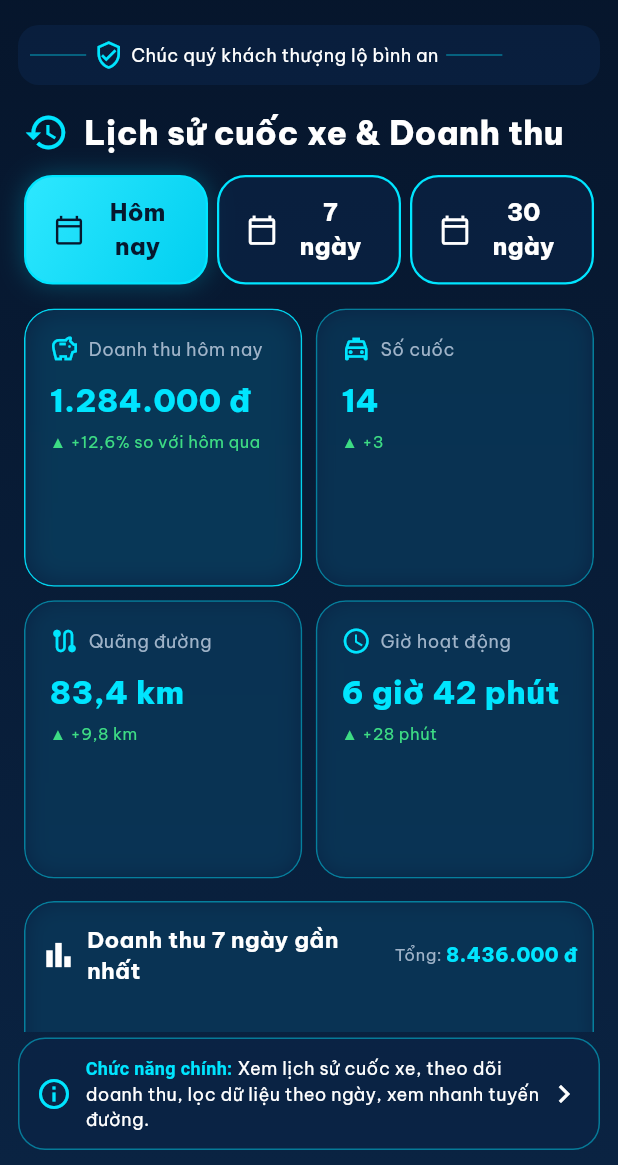
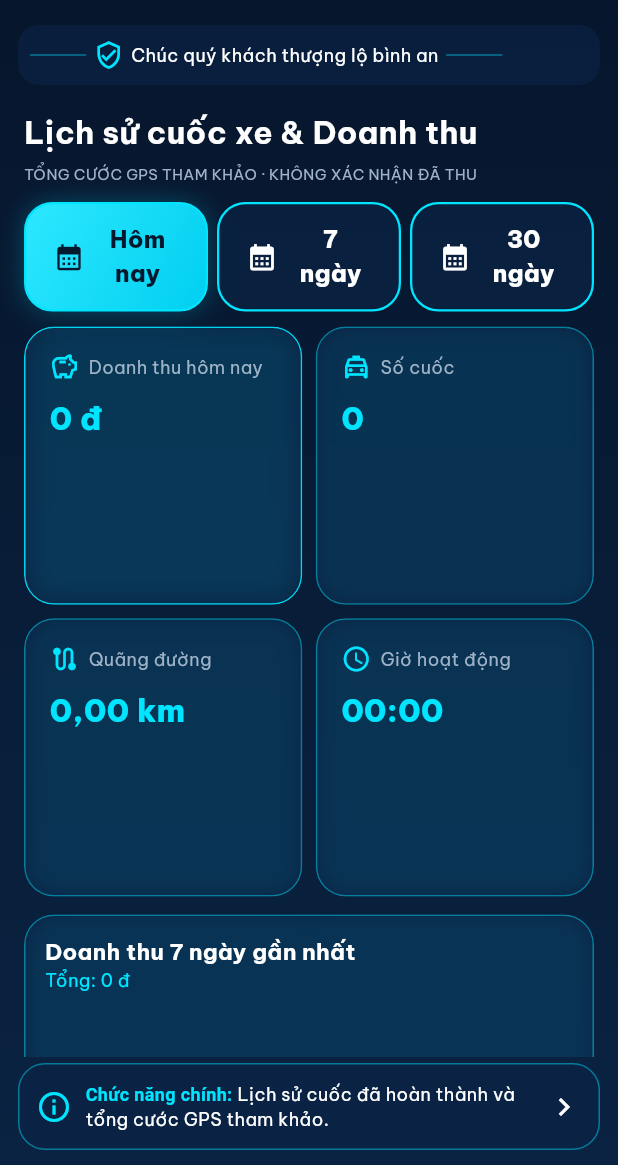
Before and after one commit to ThanhTaxiXanh/Bot-Taximeter-Pro, a Flutter app: the HistoryPage screen opened by its route, on a phone screen of 412 x 824 dp, the part 71-1236 px from its top. Run offline on Flutter 3.47's test engine with Material 3 defaults, Android fonts, the phone set to English and light mode, and no system bars; drawn by our look-alikes of fl_chart; our stand-ins replace flutter_riverpod, geolocator, go_router, google_fonts, google_maps_flutter, permission_handler and 4 more; accounts and stored records are empty.

Commit message:
feat(step13): persist completed GPS trips and real local history

```diff
--- a/lib/core/router/app_router.dart
+++ b/lib/core/router/app_router.dart
@@ -1,5 +1,6 @@
 import 'package:go_router/go_router.dart';
 import '../../features/trip/trip_controller.dart';
+import '../../features/history/data/completed_trip_store.dart';
 
 import '../../features/map_tracking/presentation/home_page.dart';
 import '../../features/map_tracking/presentation/search_page.dart';
@@ -19,7 +20,9 @@ abstract final class AppRouter {
   static const String receipt = '/receipt';
   static const String settings = '/settings';
 
-  static GoRouter createRouter({TripController? tripController}) => GoRouter(
+  static GoRouter createRouter({
+    TripController? tripController, CompletedTripStore? completedStore,
+  }) => GoRouter(
     initialLocation: home,
     routes: <RouteBase>[
       GoRoute(path: home, builder: (_, _) => const HomePage()),
@@ -41,7 +44,8 @@ abstract final class AppRouter {
       ),
       GoRoute(path: trip, builder: (_, _) =>
           TripPage(controller: tripController)),
-      GoRoute(path: history, builder: (_, _) => const HistoryPage()),
+      GoRoute(path: history, builder: (_, _) =>
+          HistoryPage(store: completedStore)),
       GoRoute(
         path: receipt,
         builder: (_, state) {
--- /dev/null
+++ b/lib/features/history/data/completed_trip.dart
@@ -0,0 +1,101 @@
+import '../../fare_meter/fare_calculator.dart';
+
+/// Dữ liệu cước GPS tham khảo của một chuyến đã hoàn thành.
+class CompletedTrip {
+  const CompletedTrip({
+    required this.id, required this.startedAt, required this.finishedAt,
+    required this.fareVnd, required this.distanceMeters,
+    required this.elapsedSeconds, required this.waitingSeconds,
+    required this.waitFeeVnd, required this.tollVnd,
+  });
+
+  final String id;
+  final DateTime startedAt, finishedAt;
+  final int fareVnd, elapsedSeconds, waitingSeconds, waitFeeVnd, tollVnd;
+  final double distanceMeters;
+
+  Map<String, Object> toMap() => <String, Object>{
+    'id': id,
+    'started_at': startedAt.millisecondsSinceEpoch,
+    'finished_at': finishedAt.millisecondsSinceEpoch,
+    'fare_vnd': fareVnd,
+    'distance_meters': distanceMeters,
+    'elapsed_seconds': elapsedSeconds,
+    'waiting_seconds': waitingSeconds,
+    'wait_fee_vnd': waitFeeVnd,
+    'toll_vnd': tollVnd,
+  };
+
+  factory CompletedTrip.fromMap(Map<String, Object?> data) => CompletedTrip(
+    id: data['id'] as String,
+    startedAt: DateTime.fromMillisecondsSinceEpoch(
+      (data['started_at'] as num).toInt()),
+    finishedAt: DateTime.fromMillisecondsSinceEpoch(
+      (data['finished_at'] as num).toInt()),
+    fareVnd: (data['fare_vnd'] as num).toInt(),
+    distanceMeters: (data['distance_meters'] as num).toDouble(),
+    elapsedSeconds: (data['elapsed_seconds'] as num).toInt(),
+    waitingSeconds: (data['waiting_seconds'] as num).toInt(),
+    waitFeeVnd: (data['wait_fee_vnd'] as num).toInt(),
+    tollVnd: (data['toll_vnd'] as num).toInt(),
+  );
+
+  String get duration => formatDuration(elapsedSeconds);
+
+  /// Không tự suy đoán địa chỉ hoặc trạng thái đã nhận tiền.
+  Map<String, String> get receiptSnapshot => <String, String>{
+    'id': id,
+    'fare': formatVnd(fareVnd),
+    'distance': formatKm(distanceMeters / 1000),
+    'duration': formatDuration(elapsedSeconds),
+    'waiting': formatDuration(waitingSeconds),
+    'waitFee': formatVnd(waitFeeVnd) + ' (trước làm tròn tổng)',
+    'toll': formatVnd(tollVnd),
+    'started': formatDateTime(startedAt),
+    'finished': formatDateTime(finishedAt),
+    'isRecorded': 'true',
+  };
+}
+
+String formatDuration(int seconds) {
+  final mins = seconds ~/ 60;
+  final hours = mins ~/ 60;
+  final rest = mins % 60;
+  final sec = seconds % 60;
+  return hours > 0
+      ? '${hours.toString().padLeft(2, '0')}:${rest.toString().padLeft(2, '0')}:${sec.toString().padLeft(2, '0')}'
+      : '${mins.toString().padLeft(2, '0')}:${sec.toString().padLeft(2, '0')}';
+}
+
+String formatDateTime(DateTime time) {
+  final local = time.toLocal();
+  String two(int value) => value.toString().padLeft(2, '0');
+  return '${two(local.hour)}:${two(local.minute)} - '
+      '${two(local.day)}/${two(local.month)}/${local.year}';
+}
+
+/// Bộ lọc theo ngày hoàn thành chuyến, dựa trên giờ địa phương.
+DateTime startOfPeriod(DateTime now, int days) {
+  final local = now.toLocal();
+  return DateTime(local.year, local.month, local.day)
+      .subtract(Duration(days: days - 1));
+}
+
+class RevenueStats {
+  const RevenueStats(this.count, this.totalFare, this.totalMeters,
+      this.totalSeconds);
+  final int count, totalFare, totalSeconds;
+  final double totalMeters;
+
+  static RevenueStats fromTrips(Iterable<CompletedTrip> trips) {
+    var count = 0, fare = 0, seconds = 0;
+    var meters = 0.0;
+    for (final trip in trips) {
+      count++;
+      fare += trip.fareVnd;
+      meters += trip.distanceMeters;
+      seconds += trip.elapsedSeconds;
+    }
+    return RevenueStats(count, fare, meters, seconds);
+  }
+}
--- /dev/null
+++ b/lib/features/history/data/completed_trip_store.dart
@@ -0,0 +1,49 @@
+import 'package:sqflite/sqflite.dart';
+
+import '../../map_tracking/data/gps_tracker.dart';
+import 'completed_trip.dart';
+import 'taximeter_database.dart';
+
+/// Lưu duy nhất mỗi chuyến theo ID ổn định, tránh cộng doanh thu hai lần.
+abstract class CompletedTripStore {
+  Future<void> save(CompletedTrip trip);
+  Future<List<CompletedTrip>> all();
+}
+
+class MemoryCompletedTripStore implements CompletedTripStore {
+  final Map<String, CompletedTrip> records = {};
+  @override
+  Future<void> save(CompletedTrip trip) async {
+    records.putIfAbsent(trip.id, () => trip);
+  }
+  @override
+  Future<List<CompletedTrip>> all() async {
+    final trips = records.values.toList();
+    trips.sort((a, b) => b.finishedAt.compareTo(a.finishedAt));
+    return trips;
+  }
+}
+
+class SqliteCompletedTripStore implements CompletedTripStore {
+  @override
+  Future<void> save(CompletedTrip trip) async {
+    final db = await TaximeterDatabase.instance;
+    await db.insert('completed_trips', trip.toMap(),
+        conflictAlgorithm: ConflictAlgorithm.ignore);
+  }
+
+  @override
+  Future<List<CompletedTrip>> all() async {
+    final db = await TaximeterDatabase.instance;
+    final rows = await db.query('completed_trips',
+        orderBy: 'finished_at DESC');
+    return rows.map(CompletedTrip.fromMap).toList(growable: false);
+  }
+}
+
+/// Test/CI mặc định không gọi SQLite native. Không cần quyền hay API mới.
+class CompletedTripStores {
+  CompletedTripStores._();
+  static final CompletedTripStore instance = GpsTracker.useMock
+      ? MemoryCompletedTripStore() : SqliteCompletedTripStore();
+}
--- a/lib/features/history/presentation/history_page.dart
+++ b/lib/features/history/presentation/history_page.dart
@@ -5,164 +5,177 @@ import '../../../core/router/app_router.dart';
 import '../../../core/theme/app_colors.dart';
 import '../../../shared/app_shell.dart';
 import '../../../shared/glass_widgets.dart';
-import 'history_mock_data.dart';
-import 'history_widgets.dart';
+import '../../fare_meter/fare_calculator.dart';
+import '../data/completed_trip.dart';
+import '../data/completed_trip_store.dart';
+import 'history_real_widgets.dart';
 
-/// Màn Lịch sử & Doanh thu mô phỏng, không truy vấn SQLite hay doanh thu thật.
+/// Thống kê cước GPS từ chuyến đã lưu, không dùng số liệu doanh thu giả.
 class HistoryPage extends StatefulWidget {
-  const HistoryPage({super.key});
+  const HistoryPage({super.key, this.store});
+  final CompletedTripStore? store;
   @override
   State<HistoryPage> createState() => _HistoryPageState();
 }
 
 class _HistoryPageState extends State<HistoryPage> {
+  late final CompletedTripStore _store =
+      widget.store ?? CompletedTripStores.instance;
+  List<CompletedTrip> _all = const [];
   int _selectedPeriod = 0;
   bool _showAll = false;
-  String _highlightedTrip = mockHistoryTrips[0].id;
+  bool _loading = true;
+  String? _error;
 
-  MockRevenuePeriod get _period => mockPeriods[_selectedPeriod];
-  List<MockHistoryTrip> get _filteredTrips => mockHistoryTrips.where((trip) {
-    final days = switch (_selectedPeriod) { 0 => 0, 1 => 6, _ => 29 };
-    return trip.dayOffset <= days;
-  }).toList();
-  List<MockHistoryTrip> get _visibleTrips =>
-      _showAll ? _filteredTrips : _filteredTrips.take(3).toList();
+  static const _tabs = <String>['Hôm nay', '7 ngày', '30 ngày'];
+
+  @override
+  void initState() {
+    super.initState();
+    _load();
+  }
+
+  Future<void> _load() async {
+    if (mounted) setState(() { _loading = true; _error = null; });
+    try {
+      final records = await _store.all();
+      if (mounted) setState(() {
+        _all = records;
+        _loading = false;
+      });
+    } catch (_) {
+      if (mounted) setState(() {
+        _loading = false;
+        _error = 'Không đọc được lịch sử trên thiết bị.';
+      });
+    }
+  }
+
+  List<CompletedTrip> get _filtered {
+    final days = switch (_selectedPeriod) { 0 => 1, 1 => 7, _ => 30 };
+    final start = startOfPeriod(DateTime.now(), days);
+    return _all.where((trip) => !trip.finishedAt.isBefore(start))
+        .toList(growable: false);
+  }
+
+  List<int> _dailyRevenue() {
+    final now = DateTime.now();
+    final today = DateTime(now.year, now.month, now.day);
+    return <int>[
+      for (var i = 0; i < 7; i++)
+        _all.where((trip) {
+          final day = trip.finishedAt.toLocal();
+          final target = today.subtract(Duration(days: 6 - i));
+          return day.year == target.year && day.month == target.month &&
+              day.day == target.day;
+        }).fold<int>(0, (sum, trip) => sum + trip.fareVnd),
+    ];
+  }
+
+  List<String> _dayLabels() {
+    final now = DateTime.now();
+    final today = DateTime(now.year, now.month, now.day);
+    return <String>[
+      for (var i = 0; i < 7; i++)
+        '${today.subtract(Duration(days: 6 - i)).day}/'
+        '${today.subtract(Duration(days: 6 - i)).month}',
+    ];
+  }
 
   void _selectPeriod(int index) => setState(() {
     _selectedPeriod = index;
     _showAll = false;
-    _highlightedTrip = _filteredTrips.first.id;
   });
 
-  void _openDetails(MockHistoryTrip trip) =>
-      context.push(AppRouter.receipt, extra: trip.receiptSnapshot);
-
-  void _exportNotice() =>
-      ScaffoldMessenger.of(context).showSnackBar(
-        const SnackBar(content: Text(
-          'Xuất hóa đơn chưa được triển khai; đây là dữ liệu mẫu.',
-        )),
-      );
-
-  Widget _heading() => const Row(
-    children: <Widget>[
-      Icon(Icons.history, color: AppColors.cyan, size: 30),
-      SizedBox(width: 10),
-      Expanded(child: Text(
-        'Lịch sử cuốc xe & Doanh thu',
-        style: TextStyle(fontSize: 22, fontWeight: FontWeight.w800),
-      )),
-    ],
-  );
-
-  Widget _periodTabs() => Row(children: <Widget>[
-    for (var index = 0; index < mockPeriods.length; index++) ...<Widget>[
-      if (index > 0) const SizedBox(width: 6),
+  Widget _tabsRow() => Row(children: <Widget>[
+    for (var i = 0; i < _tabs.length; i++) ...<Widget>[
+      if (i > 0) const SizedBox(width: 6),
       Expanded(child: NeonButton(
-        label: mockPeriods[index].label,
-        icon: Icons.calendar_today_outlined,
-        primary: _selectedPeriod == index,
-        onPressed: () => _selectPeriod(index),
+        label: _tabs[i], icon: Icons.calendar_month,
+        primary: i == _selectedPeriod,
+        onPressed: () => _selectPeriod(i),
       )),
     ],
   ]);
 
-  Widget _summaryCards() => GridView.count(
+  Widget _summary() {
+    final stats = RevenueStats.fromTrips(_filtered);
+    return GridView.count(
       shrinkWrap: true,
       physics: const NeverScrollableScrollPhysics(),
-    crossAxisCount: 2,
-    // Thẻ có 3 dòng và biến động: thêm chiều cao, tránh overflow CI #10.
-    childAspectRatio: 1.0,
-    crossAxisSpacing: 9,
-    mainAxisSpacing: 9,
+      crossAxisCount: 2, childAspectRatio: 1.0,
+      crossAxisSpacing: 9, mainAxisSpacing: 9,
       children: <Widget>[
         StatCard(
           label: _selectedPeriod == 0
-            ? 'Doanh thu hôm nay' : 'Doanh thu ${_period.label}',
-        value: _period.revenue,
-        icon: Icons.savings_outlined,
-        highlight: true,
-        change: _period.revenueDelta,
-      ),
-      StatCard(
-        label: 'Số cuốc',
-        value: _period.trips,
-        icon: Icons.local_taxi_outlined,
-        change: _period.tripDelta,
-      ),
-      StatCard(
-        label: 'Quãng đường',
-        value: _period.distance,
-        icon: Icons.route,
-        change: _period.distanceDelta,
-      ),
-      StatCard(
-        label: 'Giờ hoạt động',
-        value: _period.hours,
-        icon: Icons.access_time,
-        change: _period.hoursDelta,
-      ),
+              ? 'Doanh thu hôm nay' : 'Doanh thu ${_tabs[_selectedPeriod]}',
+          value: formatVnd(stats.totalFare),
+          icon: Icons.savings_outlined, highlight: true),
+        StatCard(label: 'Số cuốc', value: '${stats.count}',
+            icon: Icons.local_taxi_outlined),
+        StatCard(label: 'Quãng đường',
+            value: formatKm(stats.totalMeters / 1000), icon: Icons.route),
+        StatCard(label: 'Giờ hoạt động',
+            value: formatDuration(stats.totalSeconds), icon: Icons.access_time),
       ],
     );
+  }
 
-  Widget _recentHeader() => Row(children: <Widget>[
-    const Icon(Icons.format_list_bulleted, color: AppColors.white),
-    const SizedBox(width: 6),
-    const Expanded(child: Text(
-      'Các cuốc xe gần đây',
-      style: TextStyle(fontSize: 19, fontWeight: FontWeight.bold),
-    )),
-    TextButton(
-      onPressed: () => setState(() => _showAll = !_showAll),
-      child: Text(_showAll ? 'Thu gọn' : 'Xem tất cả'),
+  Widget _recent() {
+    final filtered = _filtered;
+    final shown = _showAll ? filtered : filtered.take(3);
+    return Column(crossAxisAlignment: CrossAxisAlignment.stretch,
+      children: <Widget>[
+        Row(children: <Widget>[
+          const Expanded(child: Text('Các cuốc xe gần đây',
+            style: TextStyle(fontSize: 19, fontWeight: FontWeight.bold))),
+          TextButton(onPressed: filtered.length <= 3
+              ? null : () => setState(() => _showAll = !_showAll),
+            child: Text(_showAll ? 'Thu gọn' : 'Xem tất cả')),
+        ]),
+        if (filtered.isEmpty)
+          const GlassCard(child: Text('Chưa có chuyến đã hoàn thành '
+              'trong khoảng thời gian này.')),
+        for (final trip in shown) ...<Widget>[
+          HistoryCompletedTripCard(
+            key: ValueKey<String>(trip.id), trip: trip,
+            onDetails: () => context.push(
+                AppRouter.receipt, extra: trip.receiptSnapshot),
           ),
-  ]);
-
-  Widget _recentTrips() => Column(
-    crossAxisAlignment: CrossAxisAlignment.stretch,
-    children: <Widget>[
-      _recentHeader(),
-      const SizedBox(height: 3),
-      for (final trip in _visibleTrips) ...<Widget>[
-        HistoryTripCard(
-          key: ValueKey<String>(trip.id),
-          trip: trip,
-          selected: trip.id == _highlightedTrip,
-          onTap: () {
-            if (trip.id == _highlightedTrip) return;
-            _openDetails(trip);
-          },
-          onDetails: () => _openDetails(trip),
-          onExport: _exportNotice,
-        ),
-        const SizedBox(height: 9),
+          const SizedBox(height: 8),
         ],
       ],
     );
+  }
 
   @override
   Widget build(BuildContext context) => AppShell(
     showBack: true,
     onBack: () => context.canPop()
         ? context.pop() : context.go(AppRouter.home),
-    helpText: 'Xem lịch sử cuốc xe, theo dõi doanh thu, '
-        'lọc dữ liệu theo ngày, xem nhanh tuyến đường.',
-    child: Column(
-      crossAxisAlignment: CrossAxisAlignment.stretch,
+    helpText: 'Lịch sử cuốc đã hoàn thành và tổng cước GPS tham khảo.',
+    child: Column(crossAxisAlignment: CrossAxisAlignment.stretch,
       children: <Widget>[
-        _heading(),
-        const SizedBox(height: 13),
-        _periodTabs(),
-        const SizedBox(height: 16),
-        _summaryCards(),
+        const Text('Lịch sử cuốc xe & Doanh thu',
+            style: TextStyle(fontSize: 21, fontWeight: FontWeight.bold)),
+        const SizedBox(height: 6),
+        const Text('TỔNG CƯỚC GPS THAM KHẢO · KHÔNG XÁC NHẬN ĐÃ THU',
+          style: TextStyle(color: AppColors.muted, fontSize: 10)),
+        const SizedBox(height: 12),
+        _tabsRow(),
+        const SizedBox(height: 10),
+        if (_loading) const LinearProgressIndicator(),
+        if (_error != null) ...<Widget>[
+          Text(_error!, style: const TextStyle(color: AppColors.danger)),
+          TextButton(onPressed: _load, child: const Text('Thử lại')),
+        ],
+        if (!_loading && _error == null) ...<Widget>[
+          _summary(),
+          const SizedBox(height: 12),
+          HistoryRealChart(values: _dailyRevenue(), labels: _dayLabels()),
           const SizedBox(height: 15),
-        const HistoryRevenueChart(),
-        const SizedBox(height: 17),
-        _recentTrips(),
-        const SizedBox(height: 5),
-        const Text('DỮ LIỆU MẪU · Chưa lưu cuốc xe thật',
-            textAlign: TextAlign.center,
-            style: TextStyle(color: AppColors.muted, fontSize: 11)),
+          _recent(),
+        ],
       ],
     ),
   );
--- /dev/null
+++ b/lib/features/history/presentation/history_real_widgets.dart
@@ -0,0 +1,113 @@
+import 'dart:math' as math;
+
+import 'package:fl_chart/fl_chart.dart';
+import 'package:flutter/material.dart';
+
+import '../../../core/theme/app_colors.dart';
+import '../../../shared/glass_widgets.dart';
+import '../../fare_meter/fare_calculator.dart';
+import '../data/completed_trip.dart';
+
+class HistoryRealChart extends StatelessWidget {
+  const HistoryRealChart({super.key, required this.values, required this.labels});
+  final List<int> values;
+  final List<String> labels;
+
+  @override
+  Widget build(BuildContext context) {
+    final total = values.fold<int>(0, (sum, value) => sum + value);
+    final peak = values.fold<int>(0, math.max);
+    final upper = math.max(1000, (peak * 1.2).ceil()).toDouble();
+    return GlassCard(
+      padding: const EdgeInsets.all(13),
+      child: Column(crossAxisAlignment: CrossAxisAlignment.stretch,
+        children: <Widget>[
+          const Text('Doanh thu 7 ngày gần nhất',
+              style: TextStyle(fontSize: 15, fontWeight: FontWeight.bold)),
+          Text('Tổng: ${formatVnd(total)}',
+              style: const TextStyle(color: AppColors.cyan, fontSize: 12)),
+          const SizedBox(height: 16),
+          SizedBox(height: 175, child: BarChart(BarChartData(
+            maxY: upper, minY: 0,
+            alignment: BarChartAlignment.spaceAround,
+            barTouchData: BarTouchData(enabled: false),
+            gridData: const FlGridData(show: false),
+            borderData: FlBorderData(show: false),
+            titlesData: FlTitlesData(
+              topTitles: const AxisTitles(
+                sideTitles: SideTitles(showTitles: false)),
+              rightTitles: const AxisTitles(
+                sideTitles: SideTitles(showTitles: false)),
+              leftTitles: const AxisTitles(
+                sideTitles: SideTitles(showTitles: false)),
+              bottomTitles: AxisTitles(sideTitles: SideTitles(
+                showTitles: true, reservedSize: 28, interval: 1,
+                getTitlesWidget: (value, meta) {
+                  final index = value.toInt();
+                  if (index < 0 || index >= labels.length ||
+                      index.toDouble() != value) {
+                    return const SizedBox.shrink();
+                  }
+                  return SideTitleWidget(meta: meta, child: Text(
+                    labels[index], style: const TextStyle(
+                      color: AppColors.white, fontSize: 10)));
+                },
+              )),
+            ),
+            barGroups: <BarChartGroupData>[
+              for (var i = 0; i < values.length; i++)
+                BarChartGroupData(x: i, barRods: <BarChartRodData>[
+                  BarChartRodData(
+                    toY: values[i].toDouble(), width: 17,
+                    color: AppColors.cyan,
+                    borderRadius: const BorderRadius.vertical(
+                        top: Radius.circular(4))),
+                ]),
+            ],
+          ), duration: Duration.zero)),
+          const SizedBox(height: 5),
+          const Text('Chỉ tổng hợp cước GPS tham khảo của chuyến đã lưu.',
+            style: TextStyle(color: AppColors.muted, fontSize: 10)),
+        ],
+      ),
+    );
+  }
+}
+
+/// Không đặt điểm đón/trả hoặc phương thức thanh toán khi chưa thu thập.
+class HistoryCompletedTripCard extends StatelessWidget {
+  const HistoryCompletedTripCard({super.key, required this.trip,
+    required this.onDetails});
+  final CompletedTrip trip;
+  final VoidCallback onDetails;
+
+  @override
+  Widget build(BuildContext context) => GlassCard(
+    padding: const EdgeInsets.all(12),
+    child: Column(crossAxisAlignment: CrossAxisAlignment.stretch,
+      children: <Widget>[
+        Row(children: <Widget>[
+          const Icon(Icons.local_taxi, color: AppColors.cyan),
+          const SizedBox(width: 8),
+          Expanded(child: Text(formatDateTime(trip.finishedAt),
+              style: const TextStyle(fontWeight: FontWeight.bold))),
+          const Icon(Icons.check_circle_outline,
+              color: AppColors.success, size: 18),
+        ]),
+        const SizedBox(height: 5),
+        Text(trip.id, style: const TextStyle(
+          fontSize: 11, color: AppColors.muted)),
+        const SizedBox(height: 8),
+        Text(formatVnd(trip.fareVnd),
+          style: const TextStyle(color: AppColors.cyan, fontSize: 19,
+              fontWeight: FontWeight.bold)),
+        Text('${formatKm(trip.distanceMeters / 1000)} · '
+             '${trip.duration} · BOT ${formatVnd(trip.tollVnd)}',
+            style: const TextStyle(fontSize: 11, color: AppColors.muted)),
+        const SizedBox(height: 8),
+        NeonButton(label: 'Xem chi tiết', icon: Icons.receipt_long_outlined,
+          primary: false, onPressed: onDetails),
+      ],
+    ),
+  );
+}
--- a/lib/features/receipt/presentation/receipt_page.dart
+++ b/lib/features/receipt/presentation/receipt_page.dart
@@ -24,10 +24,12 @@ class _ReceiptPageState extends State<ReceiptPage> {
   String _owner = '';
   String _account = '';
 
+  bool get _recorded => widget.snapshot['isRecorded'] == 'true';
+
   String _field(String key, String fallback) =>
       widget.snapshot[key]?.trim().isNotEmpty == true
           ? widget.snapshot[key]!
-          : fallback;
+          : (_recorded ? 'Chưa ghi nhận' : fallback);
 
   @override
   void initState() {
@@ -201,8 +203,10 @@ class _ReceiptPageState extends State<ReceiptPage> {
     child: Column(
       crossAxisAlignment: CrossAxisAlignment.stretch,
       children: <Widget>[
-        const Text('DỮ LIỆU MẪU · KHÔNG PHẢI HÓA ĐƠN',
-            style: TextStyle(
+        Text(_recorded
+            ? 'BIÊN LAI CƯỚC GPS THAM KHẢO · CHƯA KIỂM ĐỊNH'
+            : 'DỮ LIỆU MẪU · KHÔNG PHẢI HÓA ĐƠN',
+            style: const TextStyle(
               color: AppColors.danger, fontSize: 11,
               fontWeight: FontWeight.bold,
             )),
```
Also changed, not shown: lib/features/history/data/taximeter_database.dart (added, +45 -0 lines), lib/features/trip/presentation/trip_page.dart (+11 -17 lines), lib/features/trip/trip_controller.dart (+39 -21 lines), 5 other files. Lines whose indentation alone changed are shown as unchanged.
